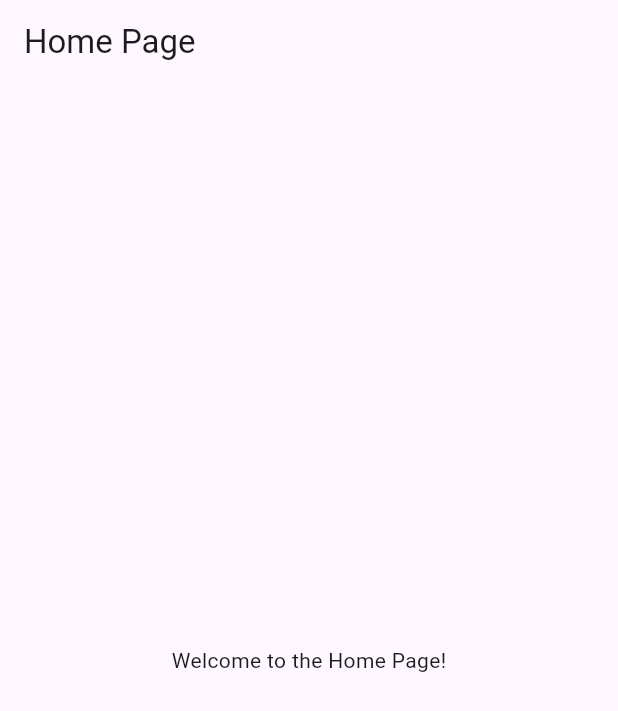
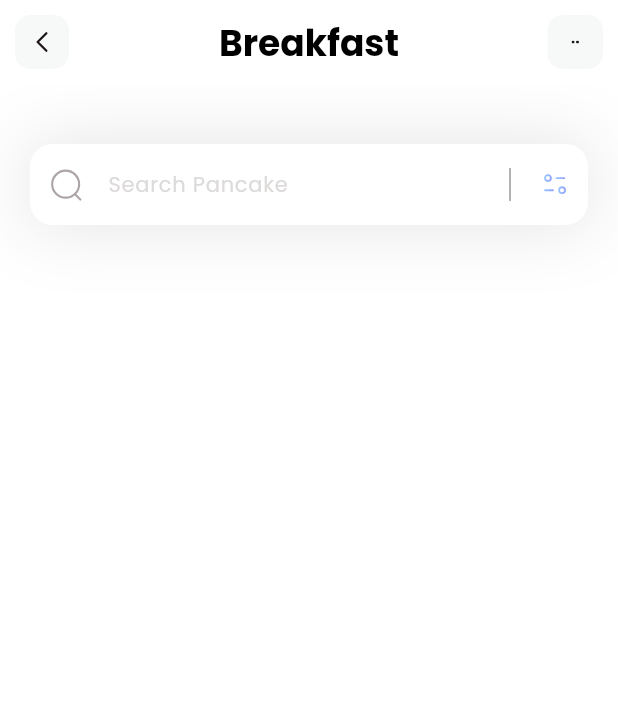
Before and after one commit to Devansh-Singhal/diet_app, a Flutter app: the screen it shows after launch, on a phone screen of 412 x 824 dp. Shown: the top 711 px of the screen. Run offline on Flutter 3.47's test engine with Material 3 defaults, Android fonts, the phone set to English and light mode, and no system bars; our stand-ins replace flutter_svg.

Commit message:
Search Bar implemented with Icons

```diff
--- a/lib/main.dart
+++ b/lib/main.dart
@@ -10,8 +10,9 @@ class MyApp extends StatelessWidget {
 
   @override
   Widget build(BuildContext context) {
-    return const MaterialApp(
+    return MaterialApp(
       debugShowCheckedModeBanner: false,
+      theme: ThemeData(fontFamily: 'Poppins'),
       home:  HomePage(),
     );
   }
--- a/lib/pages/home.dart
+++ b/lib/pages/home.dart
@@ -1,4 +1,5 @@
 import 'package:flutter/material.dart';
+import 'package:flutter_svg/svg.dart';
 
 class HomePage extends StatelessWidget {
   const HomePage({super.key});
@@ -6,12 +7,122 @@ class HomePage extends StatelessWidget {
   @override
   Widget build(BuildContext context) {
     return Scaffold(
-      appBar: AppBar(
-        title: const Text('Home Page'),
+      appBar: appBar(),
+      backgroundColor: Colors.white,
+      body: Column(
+        children:[
+          _searchField()
+        ],
       ),
-      body: const Center(
-        child: Text('Welcome to the Home Page!'),
+      );
+
+  }
+
+  Container _searchField() {
+    return Container(
+          margin: EdgeInsets.only(top: 40, left:20, right: 20),
+          decoration: BoxDecoration(
+            boxShadow: [
+              BoxShadow(
+                color: Colors.black.withValues(alpha: 0.11),
+                blurRadius: 40,
+                spreadRadius: 0.0,
+              ),
+            ],
+          ),
+          child: TextField(
+
+              decoration: InputDecoration(
+                filled: true,
+                fillColor: Colors.white,
+                contentPadding: EdgeInsets.all(15),
+                hintText: 'Search Pancake',
+                hintStyle: TextStyle(
+                  fontSize: 14,
+                  color: Color(0xffDDDADA),
+                ),
+                prefixIcon: Padding(
+                  padding: const EdgeInsets.all(12),
+                  child: SvgPicture.asset('assets/icons/Search.svg'),
+                ),
+                suffixIcon: Container(
+                  width: 100,
+                  child: IntrinsicHeight(
+                    child: Row(
+                      mainAxisAlignment: MainAxisAlignment.end,
+                      children: [
+                        VerticalDivider(
+                          color: Colors.black,
+                          indent: 13,
+                          endIndent:13,
+                          thickness: 0.4,
+                        ),
+                        Padding(
+                          padding: const EdgeInsets.all(12),
+                          child: SvgPicture.asset('assets/icons/Filter.svg'),
+                        ),
+                      ],
+                    ),
+                  ),
+                ),
+                border: OutlineInputBorder(
+                  borderRadius: BorderRadius.circular(15),
+                  borderSide: BorderSide.none,
+                )
+              ),
+            ),
+
+        );
+  }
+
+  AppBar appBar() {
+    return AppBar(
+      title: const Text(
+        'Breakfast',
+        style: TextStyle(
+          fontWeight: FontWeight.bold,
+          color: Colors.black,
+          fontSize: 24,
+        ),
       ),
+      backgroundColor: Colors.white,
+      elevation: 0.0,
+      centerTitle: true,
+      leading: GestureDetector(
+        onTap: () {},
+        child: Container(
+          margin: EdgeInsets.all(10),
+          alignment: Alignment.center,
+          decoration: BoxDecoration(
+            color: Color(0xffF7F8F8),
+            borderRadius: BorderRadius.circular(10),
+          ),
+          child: SvgPicture.asset(
+            'assets/icons/Arrow - Left 2.svg',
+            width: 20,
+            height: 20,
+          ),
+        ),
+      ),
+      actions: [
+        GestureDetector(
+          onTap: () {},
+          child: Container(
+            margin: EdgeInsets.all(10),
+            alignment: Alignment.center,
+            width: 37,
+            decoration: BoxDecoration(
+              color: Color(0xffF7F8F8),
+              borderRadius: BorderRadius.circular(10),
+            ),
+            child: SvgPicture.asset(
+              'assets/icons/dots.svg',
+              width: 5,
+              height: 5,
+            ),
+          ),
+        ),
+      ],
     );
   }
 }
```
Also changed, not shown: pubspec.yaml (+19 -74 lines), pubspec.lock.
